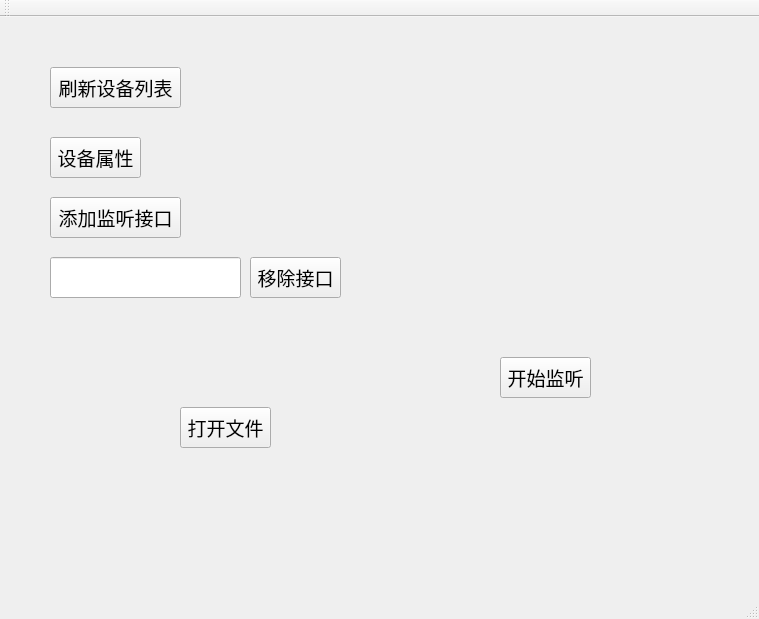
Above: Invador/mainwindow.ui from gaoyichao/Invador before the change. Below: the same form after it.
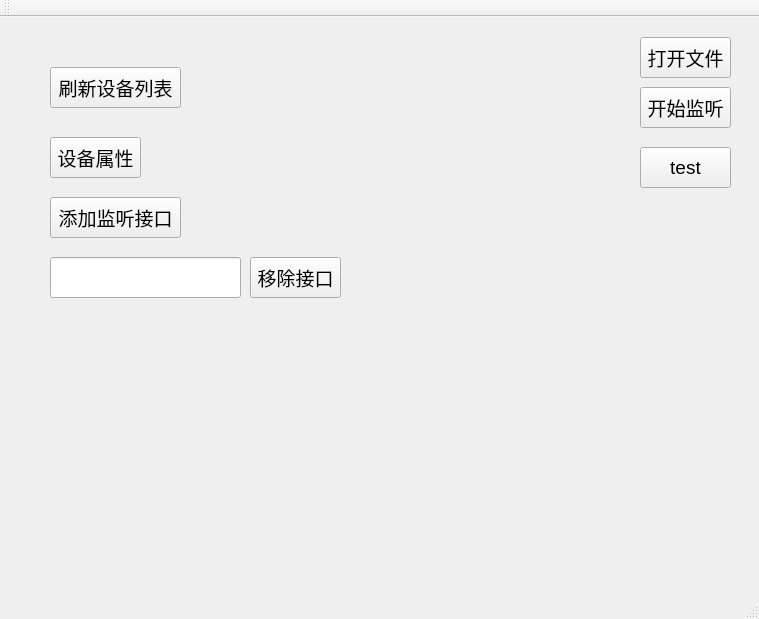
That is the form after the change.

What changed in the file:
```diff
--- a/Invador/mainwindow.ui
+++ b/Invador/mainwindow.ui
@@ -84,8 +84,8 @@
    <widget class="QPushButton" name="mDevPushButton_5">
     <property name="geometry">
      <rect>
-      <x>180</x>
-      <y>390</y>
+      <x>640</x>
+      <y>20</y>
       <width>91</width>
       <height>41</height>
      </rect>
@@ -97,8 +97,8 @@
    <widget class="QPushButton" name="mDevPushButton_6">
     <property name="geometry">
      <rect>
-      <x>500</x>
-      <y>340</y>
+      <x>640</x>
+      <y>70</y>
       <width>91</width>
       <height>41</height>
      </rect>
@@ -107,6 +107,19 @@
      <string>开始监听</string>
     </property>
    </widget>
+   <widget class="QPushButton" name="mDevPushButton_7">
+    <property name="geometry">
+     <rect>
+      <x>640</x>
+      <y>130</y>
+      <width>91</width>
+      <height>41</height>
+     </rect>
+    </property>
+    <property name="text">
+     <string>test</string>
+    </property>
+   </widget>
   </widget>
   <widget class="QMenuBar" name="menuBar">
    <property name="geometry">
```
